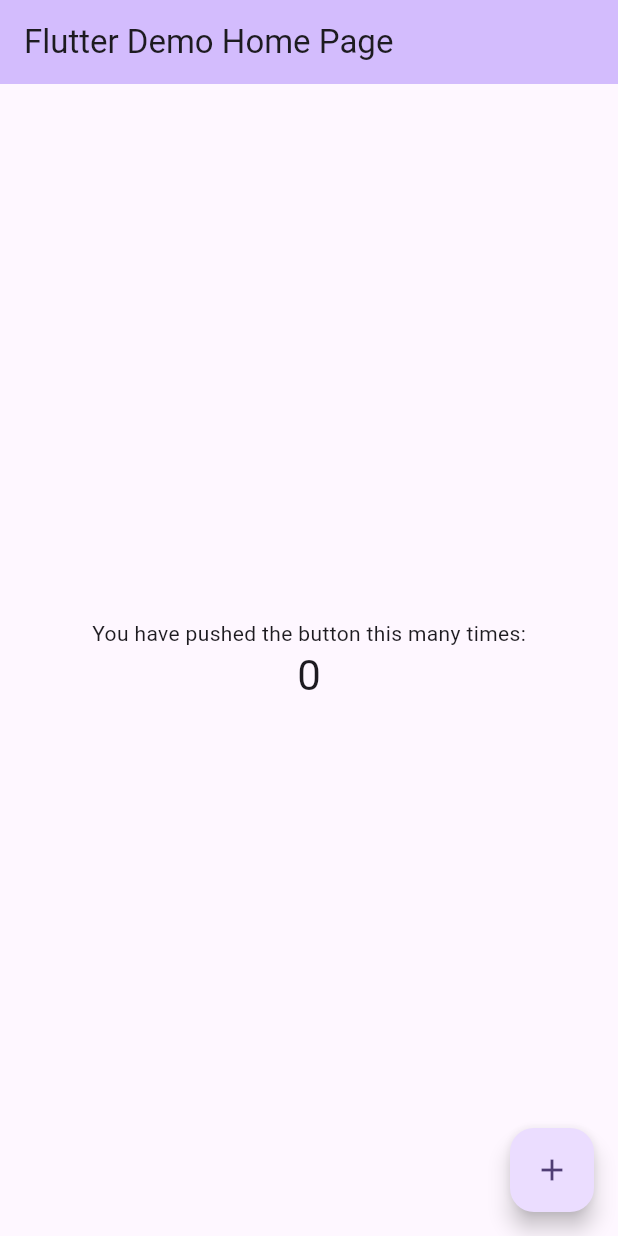
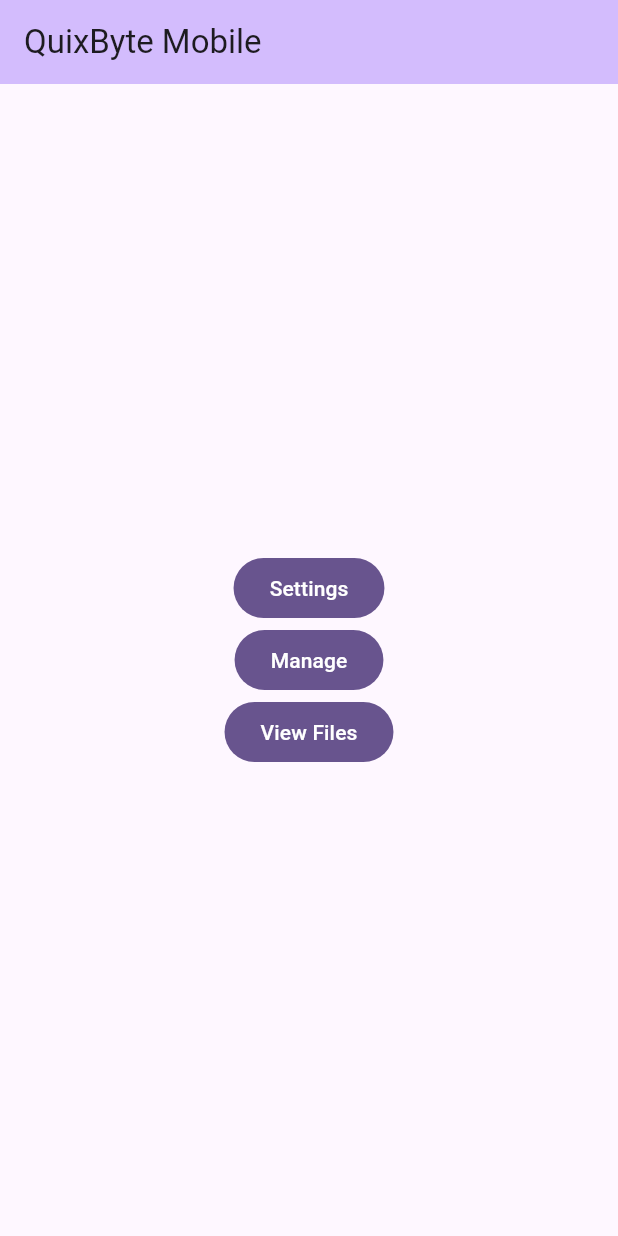
Before and after one commit to qb-rs/qb, a Flutter app: the screen it shows after launch, on a phone screen of 412 x 824 dp. Run offline on Flutter 3.47's test engine with Material 3 defaults, Android fonts, the phone set to English and light mode, and no system bars.

Commit message:
Start to mockup application

```diff
--- a/qb-mobile/lib/main.dart
+++ b/qb-mobile/lib/main.dart
@@ -1,17 +1,17 @@
 import 'package:flutter/material.dart';
 
 void main() {
-  runApp(const MyApp());
+  runApp(const QuixByteApp());
 }
 
-class MyApp extends StatelessWidget {
-  const MyApp({super.key});
+class QuixByteApp extends StatelessWidget {
+  const QuixByteApp({super.key});
 
   // This widget is the root of your application.
   @override
   Widget build(BuildContext context) {
     return MaterialApp(
-      title: 'Flutter Demo',
+      title: 'QuixByte Mobile',
       theme: ThemeData(
         // This is the theme of your application.
         //
@@ -31,42 +31,13 @@
         colorScheme: ColorScheme.fromSeed(seedColor: Colors.deepPurple),
         useMaterial3: true,
       ),
-      home: const MyHomePage(title: 'Flutter Demo Home Page'),
+      home: const QuixByteHomePage(),
     );
   }
 }
 
-class MyHomePage extends StatefulWidget {
-  const MyHomePage({super.key, required this.title});
-
-  // This widget is the home page of your application. It is stateful, meaning
-  // that it has a State object (defined below) that contains fields that affect
-  // how it looks.
-
-  // This class is the configuration for the state. It holds the values (in this
-  // case the title) provided by the parent (in this case the App widget) and
-  // used by the build method of the State. Fields in a Widget subclass are
-  // always marked "final".
-
-  final String title;
-
-  @override
-  State<MyHomePage> createState() => _MyHomePageState();
-}
-
-class _MyHomePageState extends State<MyHomePage> {
-  int _counter = 0;
-
-  void _incrementCounter() {
-    setState(() {
-      // This call to setState tells the Flutter framework that something has
-      // changed in this State, which causes it to rerun the build method below
-      // so that the display can reflect the updated values. If we changed
-      // _counter without calling setState(), then the build method would not be
-      // called again, and so nothing would appear to happen.
-      _counter++;
-    });
-  }
+class QuixByteHomePage extends StatelessWidget {
+  const QuixByteHomePage({super.key});
 
   @override
   Widget build(BuildContext context) {
@@ -84,7 +55,7 @@
         backgroundColor: Theme.of(context).colorScheme.inversePrimary,
         // Here we take the value from the MyHomePage object that was created by
         // the App.build method, and use it to set our appbar title.
-        title: Text(widget.title),
+        title: const Text("QuixByte Mobile"),
       ),
       body: Center(
         // Center is a layout widget. It takes a single child and positions it
@@ -105,21 +76,12 @@
           // wireframe for each widget.
           mainAxisAlignment: MainAxisAlignment.center,
           children: <Widget>[
-            const Text(
-              'You have pushed the button this many times:',
-            ),
-            Text(
-              '$_counter',
-              style: Theme.of(context).textTheme.headlineMedium,
-            ),
+            FilledButton(onPressed: () {}, child: const Text("Settings")),
+            FilledButton(onPressed: () {}, child: const Text("Manage")),
+            FilledButton(onPressed: () {}, child: const Text("View Files")),
           ],
         ),
       ),
-      floatingActionButton: FloatingActionButton(
-        onPressed: _incrementCounter,
-        tooltip: 'Increment',
-        child: const Icon(Icons.add),
-      ), // This trailing comma makes auto-formatting nicer for build methods.
     );
   }
 }
--- a/qb-mobile/pubspec.yaml
+++ b/qb-mobile/pubspec.yaml
@@ -31,6 +31,7 @@ dependencies:
   flutter:
     sdk: flutter
 
+  flutter_background_service: ^5.0.7
 
   # The following adds the Cupertino Icons font to your application.
   # Use with the CupertinoIcons class for iOS style icons.
```
Also changed, not shown: qb-mobile/pubspec.lock, 2 other files.
